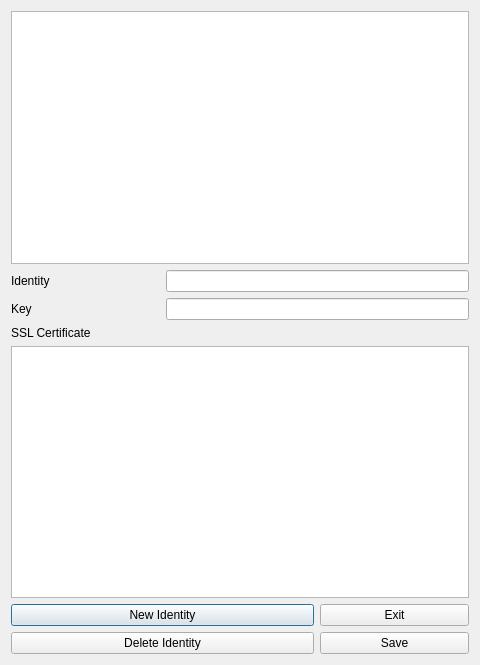
Old version of the form ui/cert-store.ui in the repository berndhs/egalite.
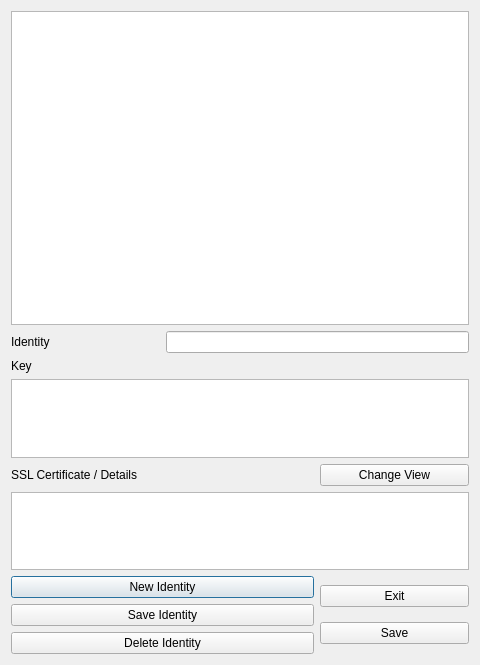
New version of the form. Icons and pictures are not drawn.

Commit message: we can add and edit certs

```diff
--- a/ui/cert-store.ui
+++ b/ui/cert-store.ui
@@ -19,7 +19,17 @@
   </property>
   <layout class="QGridLayout" name="gridLayout">
    <item row="0" column="0" colspan="3">
-    <widget class="QListView" name="identList"/>
+    <widget class="QListView" name="identList">
+     <property name="sizePolicy">
+      <sizepolicy hsizetype="Expanding" vsizetype="Expanding">
+       <horstretch>0</horstretch>
+       <verstretch>20</verstretch>
+      </sizepolicy>
+     </property>
+     <property name="showDropIndicator" stdset="0">
+      <bool>false</bool>
+     </property>
+    </widget>
    </item>
    <item row="1" column="0">
     <widget class="QLabel" name="label">
@@ -29,29 +39,20 @@
     </widget>
    </item>
    <item row="1" column="1" colspan="2">
-    <widget class="QLineEdit" name="nameEdit"/>
-   </item>
-   <item row="2" column="0">
-    <widget class="QLabel" name="label_2">
-     <property name="text">
-      <string>Key</string>
+    <widget class="QLineEdit" name="nameEdit">
+     <property name="readOnly">
+      <bool>false</bool>
      </property>
     </widget>
    </item>
-   <item row="2" column="1" colspan="2">
-    <widget class="QLineEdit" name="keyEdit"/>
-   </item>
-   <item row="3" column="0">
-    <widget class="QLabel" name="label_3">
-     <property name="text">
-      <string>SSL Certificate</string>
-     </property>
-    </widget>
-   </item>
-   <item row="4" column="0" colspan="3">
-    <widget class="QTextEdit" name="certEdit"/>
-   </item>
    <item row="5" column="0" colspan="2">
+    <widget class="QLabel" name="label_3">
+     <property name="text">
+      <string>SSL Certificate / Details</string>
+     </property>
+    </widget>
+   </item>
+   <item row="7" column="0" colspan="2">
     <layout class="QVBoxLayout" name="verticalLayout_2">
      <item>
       <widget class="QPushButton" name="newIdButton">
@@ -60,6 +61,13 @@
        </property>
       </widget>
      </item>
+     <item>
+      <widget class="QPushButton" name="saveIdButton">
+       <property name="text">
+        <string>Save Identity</string>
+       </property>
+      </widget>
+     </item>
      <item>
       <widget class="QPushButton" name="deleteIdButton">
        <property name="text">
@@ -69,7 +77,7 @@
      </item>
     </layout>
    </item>
-   <item row="5" column="2">
+   <item row="7" column="2">
     <layout class="QVBoxLayout" name="verticalLayout">
      <item>
       <widget class="QPushButton" name="exitButton">
@@ -87,6 +95,40 @@
      </item>
     </layout>
    </item>
+   <item row="5" column="2">
+    <widget class="QPushButton" name="changeViewButton">
+     <property name="text">
+      <string>Change View</string>
+     </property>
+    </widget>
+   </item>
+   <item row="6" column="0" colspan="3">
+    <widget class="QPlainTextEdit" name="certEdit">
+     <property name="sizePolicy">
+      <sizepolicy hsizetype="Expanding" vsizetype="Expanding">
+       <horstretch>0</horstretch>
+       <verstretch>5</verstretch>
+      </sizepolicy>
+     </property>
+    </widget>
+   </item>
+   <item row="3" column="0" colspan="3">
+    <widget class="QPlainTextEdit" name="keyEdit">
+     <property name="sizePolicy">
+      <sizepolicy hsizetype="Expanding" vsizetype="Expanding">
+       <horstretch>0</horstretch>
+       <verstretch>5</verstretch>
+      </sizepolicy>
+     </property>
+    </widget>
+   </item>
+   <item row="2" column="0">
+    <widget class="QLabel" name="label_2">
+     <property name="text">
+      <string>Key</string>
+     </property>
+    </widget>
+   </item>
   </layout>
  </widget>
  <resources>
```
The commit also changes 3 other files.
